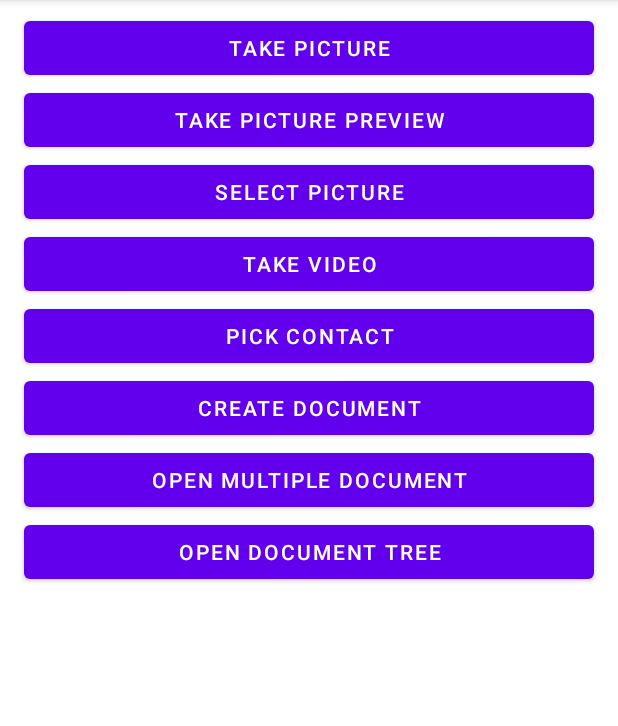
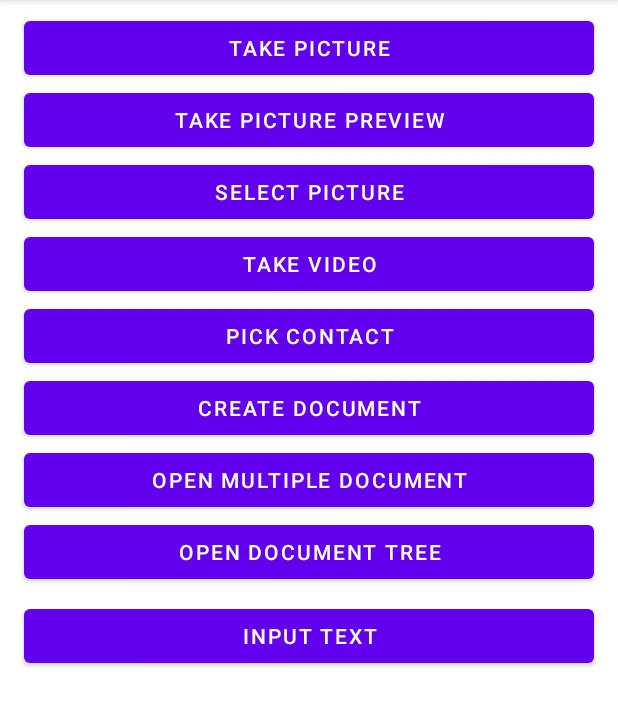
Before and after one commit to DylanCaiCoding/ActivityResultLauncher, an Android app: the KotlinSampleActivity screen opened directly, with no data from a screen before it, after a tap on "SELECT PICTURE", on a phone screen of 412 x 824 dp, the part 84-810 px from its top. Run offline under Robolectric (Android 15) with nearby library versions, the phone set to English and light mode, and no system bars; pictures from the network do not load.

Commit message:
Add kotlin sample of input text

```diff
--- a/sample/src/main/AndroidManifest.xml
+++ b/sample/src/main/AndroidManifest.xml
@@ -11,6 +11,7 @@
     android:roundIcon="@mipmap/ic_launcher_round"
     android:supportsRtl="true"
     android:theme="@style/Theme.ActivityResultLauncher">
+    <activity android:name=".kotlin.launcher.InputTextActivity"/>
     <activity android:name=".kotlin.KotlinSampleActivity"/>
     <activity android:name=".java.JavaSampleActivity" />
     <activity android:name=".MainActivity">
--- a/sample/src/main/java/com/dylanc/activityresult/launcher/sample/kotlin/KotlinSampleActivity.kt
+++ b/sample/src/main/java/com/dylanc/activityresult/launcher/sample/kotlin/KotlinSampleActivity.kt
@@ -9,6 +9,7 @@ import androidx.core.content.FileProvider
 import com.dylanc.activityresult.launcher.*
 import com.dylanc.activityresult.launcher.sample.R
 import com.dylanc.activityresult.launcher.sample.databinding.ActivityLauncherBinding
+import com.dylanc.activityresult.launcher.sample.kotlin.launcher.InputTextLauncher
 import java.io.File
 
 
@@ -25,6 +26,7 @@ class KotlinSampleActivity : AppCompatActivity() {
   private val openMultipleDocumentLauncher = OpenMultipleDocumentsLauncher()
   private val openDocumentTreeLauncher = OpenDocumentTreeLauncher()
   private val cropPictureLauncher = CropPictureLauncher()
+  private val inputTextLauncher = InputTextLauncher()
 
   override fun onCreate(savedInstanceState: Bundle?) {
     super.onCreate(savedInstanceState)
@@ -39,6 +41,7 @@ class KotlinSampleActivity : AppCompatActivity() {
       btnCreateDocument.setOnClickListener { createDocument() }
       btnOpenMultipleDocument.setOnClickListener { openMultipleDocument() }
       btnOpenDocumentTree.setOnClickListener { openDocumentTree() }
+      btnInputText.setOnClickListener { inputText() }
     }
   }
 
@@ -61,7 +64,7 @@ class KotlinSampleActivity : AppCompatActivity() {
 
   private fun selectPicture() {
     getContentLauncher.launchForImage(
-      { uri ->
+      onActivityResult = { uri ->
         if (uri != null) {
           binding.ivPicture.setImageURI(uri)
         }
@@ -103,6 +106,13 @@ class KotlinSampleActivity : AppCompatActivity() {
     }
   }
 
+  private fun inputText() {
+    inputTextLauncher.launch("name","Input name") {
+      if (!it.isNullOrEmpty())
+        Toast.makeText(application, it, Toast.LENGTH_SHORT).show()
+    }
+  }
+
   private fun uriOf(filename: String): Uri {
     val file = File(externalCacheDir, filename)
     return if (Build.VERSION.SDK_INT >= Build.VERSION_CODES.M) {
--- /dev/null
+++ b/sample/src/main/java/com/dylanc/activityresult/launcher/sample/kotlin/launcher/InputTextLauncher.kt
@@ -0,0 +1,25 @@
+package com.dylanc.activityresult.launcher.sample.kotlin.launcher
+
+import androidx.activity.ComponentActivity
+import androidx.activity.result.ActivityResultCaller
+import com.dylanc.activityresult.launcher.BaseActivityResultLauncher
+
+/**
+ * @author Dylan Cai
+ */
+
+fun ComponentActivity.InputTextLauncher() = InputTextLauncher(this)
+
+class InputTextLauncher(caller: ActivityResultCaller) :
+  BaseActivityResultLauncher<InputTextConfig, String>(caller, InputTextResultContract()) {
+
+  fun launch(
+    name: String,
+    title: String = name,
+    hint: String? = null,
+    value: String? = null,
+    listener: OnFilterValueListener? = null,
+    onActivityResult: (String?) -> Unit
+  ) =
+    launch(InputTextConfig(name, title, hint, value, listener), onActivityResult)
+}
--- a/sample/src/main/res/layout/activity_launcher.xml
+++ b/sample/src/main/res/layout/activity_launcher.xml
@@ -86,6 +86,18 @@
     app:layout_constraintStart_toStartOf="@+id/btn_take_picture"
     app:layout_constraintTop_toBottomOf="@+id/btn_open_multiple_document" />
 
+
+  <Button
+    android:id="@+id/btn_input_text"
+    android:layout_width="0dp"
+    android:layout_height="wrap_content"
+    android:layout_marginTop="56dp"
+    android:text="input text"
+    app:layout_constraintEnd_toEndOf="@+id/btn_take_picture"
+    app:layout_constraintHorizontal_bias="0.0"
+    app:layout_constraintStart_toStartOf="@+id/btn_take_picture"
+    app:layout_constraintTop_toBottomOf="@+id/btn_open_multiple_document" />
+
   <ImageView
     android:id="@+id/iv_picture"
     android:layout_width="200dp"
```
Also changed, not shown: sample/src/main/java/com/dylanc/activityresult/launcher/sample/kotlin/launcher/InputTextActivity.kt (added, +43 -0 lines), sample/src/main/java/com/dylanc/activityresult/launcher/sample/kotlin/launcher/InputTextResultContract.kt (added, +49 -0 lines), sample/src/main/res/layout/activity_input_text.xml (added, +43 -0 lines).
